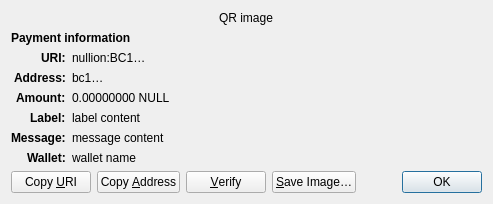
Above: src/qt/forms/receiverequestdialog.ui from Nemo-Nullis/NULLION before the change. Below: the same form after it.
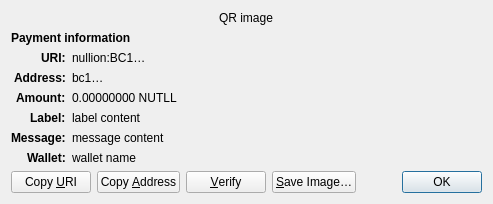
That is the form after the change. Custom widgets are drawn as their Qt base class.

```diff
--- a/src/qt/forms/receiverequestdialog.ui
+++ b/src/qt/forms/receiverequestdialog.ui
@@ -126,7 +126,7 @@
    <item row="4" column="1" alignment="Qt::AlignTop">
     <widget class="QLabel" name="amount_content">
      <property name="text">
-      <string notr="true">0.00000000 NULL</string>
+      <string notr="true">0.00000000 NUTLL</string>
      </property>
      <property name="textFormat">
       <enum>Qt::PlainText</enum>
```
